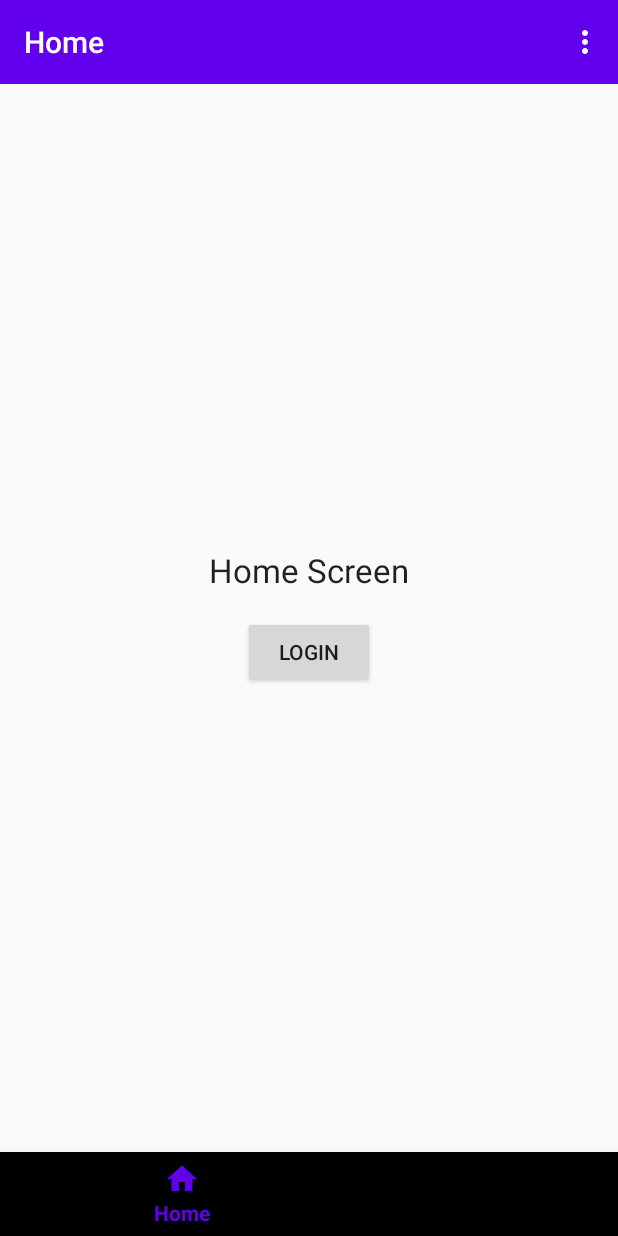
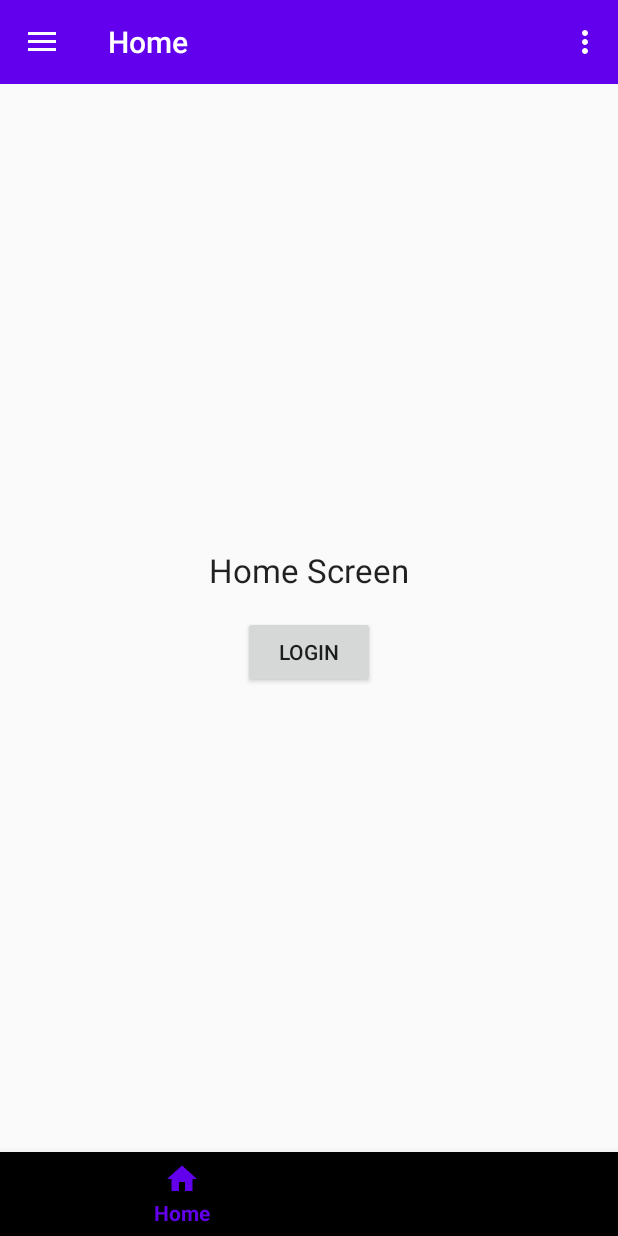
Before and after one commit to codinginflow/NavigationComponentTutorial, an Android app: the screen it shows after launch (MainActivity), on a phone screen of 412 x 824 dp. Run offline under Robolectric (Android 15) with nearby library versions, the phone set to English and light mode, and no system bars; our stand-ins replace navigation-ui.

Commit message:
End of part 8

```diff
--- a/app/src/main/java/com/codinginflow/navigationcomponenttutorial/MainActivity.kt
+++ b/app/src/main/java/com/codinginflow/navigationcomponenttutorial/MainActivity.kt
@@ -7,10 +7,7 @@ import android.view.MenuItem
 import androidx.navigation.NavController
 import androidx.navigation.fragment.NavHostFragment
 import androidx.navigation.fragment.findNavController
-import androidx.navigation.ui.AppBarConfiguration
-import androidx.navigation.ui.onNavDestinationSelected
-import androidx.navigation.ui.setupActionBarWithNavController
-import androidx.navigation.ui.setupWithNavController
+import androidx.navigation.ui.*
 import kotlinx.android.synthetic.main.activity_main.*
 
 class MainActivity : AppCompatActivity() {
@@ -25,13 +22,15 @@ class MainActivity : AppCompatActivity() {
         navController = navHostFragment.findNavController()
 
         appBarConfiguration = AppBarConfiguration(
-            setOf(R.id.homeFragment, R.id.searchFragment)
+            setOf(R.id.homeFragment, R.id.searchFragment),
+            drawer_layout
         )
 
         setSupportActionBar(toolbar)
         setupActionBarWithNavController(navController, appBarConfiguration)
 
         bottom_nav.setupWithNavController(navController)
+        nav_view.setupWithNavController(navController)
     }
 
     override fun onCreateOptionsMenu(menu: Menu?): Boolean {
@@ -50,6 +49,6 @@ class MainActivity : AppCompatActivity() {
     }
 
     override fun onSupportNavigateUp(): Boolean {
-        return navController.navigateUp() || super.onSupportNavigateUp()
+        return navController.navigateUp(appBarConfiguration) || super.onSupportNavigateUp()
     }
 }
--- a/app/src/main/res/layout/activity_main.xml
+++ b/app/src/main/res/layout/activity_main.xml
@@ -1,10 +1,15 @@
 <?xml version="1.0" encoding="utf-8"?>
-<RelativeLayout xmlns:android="http://schemas.android.com/apk/res/android"
+<androidx.drawerlayout.widget.DrawerLayout xmlns:android="http://schemas.android.com/apk/res/android"
     xmlns:app="http://schemas.android.com/apk/res-auto"
     xmlns:tools="http://schemas.android.com/tools"
+    android:id="@+id/drawer_layout"
     android:layout_width="match_parent"
     android:layout_height="match_parent"
     tools:context=".MainActivity">
+
+    <RelativeLayout
+        android:layout_width="match_parent"
+        android:layout_height="match_parent">
 
         <androidx.appcompat.widget.Toolbar
             android:id="@+id/toolbar"
@@ -32,3 +37,12 @@
             app:menu="@menu/drawer_bottom_nav_menu" />
 
     </RelativeLayout>
+
+    <com.google.android.material.navigation.NavigationView
+        android:id="@+id/nav_view"
+        android:layout_width="wrap_content"
+        android:layout_height="match_parent"
+        android:layout_gravity="start"
+        app:menu="@menu/drawer_bottom_nav_menu" />
+
+</androidx.drawerlayout.widget.DrawerLayout>
```
Lines whose indentation alone changed are shown as unchanged.
